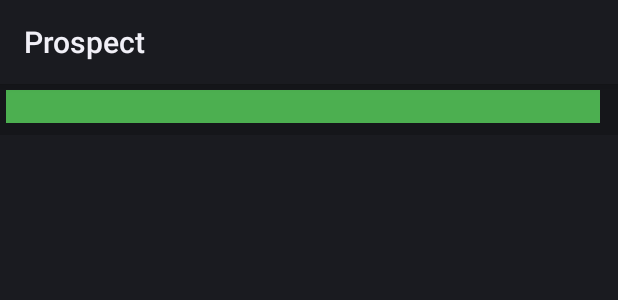
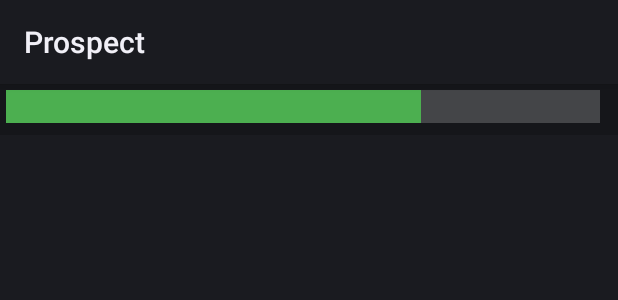
Before and after one commit to DerpFest-AOSP/packages_apps_Prospect, an Android app: the layout noblesse.xml on its own in the app's theme, with its tools: preview values and no code run, on a phone screen of 412 x 824 dp. Shown: the top 300 px of the screen. Run offline under Robolectric (Android 15) with nearby library versions, the phone set to English and light mode, and no system bars.

Commit message:
Noblesse: Improve battery level bar rendering with layout weight
- Replace fixed-width battery level bar with dynamic layout weight
- Add empty space view to represent remaining battery capacity
- Simplify battery level bar width calculation in widget provider

```diff
--- a/app/src/main/java/org/derpfest/prospect/Noblesse.kt
+++ b/app/src/main/java/org/derpfest/prospect/Noblesse.kt
@@ -77,9 +77,8 @@ class Noblesse : AppWidgetProvider() {
                 }
                 remoteViews.setInt(R.id.battery_level_bar, "setBackgroundColor", barColor)
 
-                // Update battery level bar width
-                val levelWidth = (batteryPercentage / 100f * Resources.getSystem().displayMetrics.widthPixels).toInt()
-                remoteViews.setViewLayoutWidth(R.id.battery_level_bar, levelWidth)
+                // Update battery level bar width using layout weight
+                remoteViews.setFloat(R.id.battery_level_bar, "setWeight", batteryPercentage / 100f)
 
                 // Show/hide charging indicator
                 remoteViews.setViewVisibility(R.id.charging_indicator, if (isCharging) View.VISIBLE else View.GONE)
--- a/app/src/main/res/layout/noblesse.xml
+++ b/app/src/main/res/layout/noblesse.xml
@@ -16,13 +16,28 @@
         android:layout_height="wrap_content"
         android:orientation="horizontal">
 
-        <!-- Battery Level Bar -->
-        <View
-            android:id="@+id/battery_level_bar"
+        <!-- Battery Level Container -->
+        <LinearLayout
             android:layout_width="0dp"
             android:layout_height="match_parent"
             android:layout_weight="1"
-            android:background="#4CAF50" />
+            android:orientation="horizontal">
+
+            <!-- Battery Level Bar -->
+            <View
+                android:id="@+id/battery_level_bar"
+                android:layout_width="0dp"
+                android:layout_height="match_parent"
+                android:layout_weight="0.7"
+                android:background="@color/battery_good" />
+
+            <!-- Empty space for remaining battery -->
+            <View
+                android:layout_width="0dp"
+                android:layout_height="match_parent"
+                android:layout_weight="0.3"
+                android:background="#33FFFFFF" />
+        </LinearLayout>
 
         <!-- Battery Percentage -->
         <TextView
```
